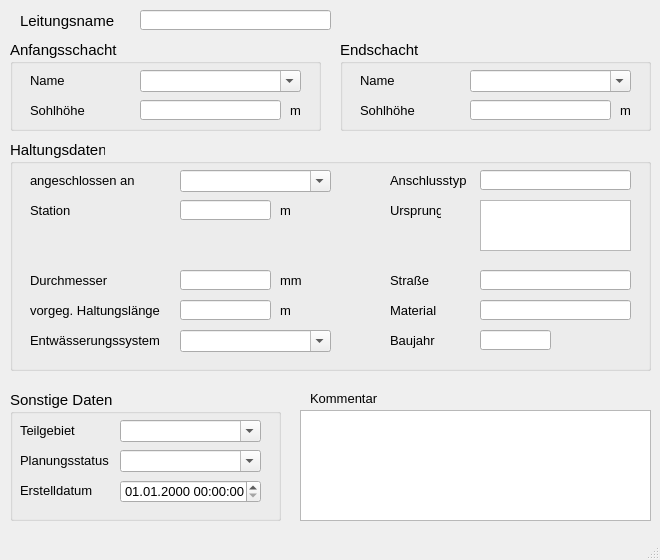
Above: qkan/forms/qkan_anschlussleitungen.ui from SonkeHoffmann/QKan-1 before the change. Below: the same form after it.
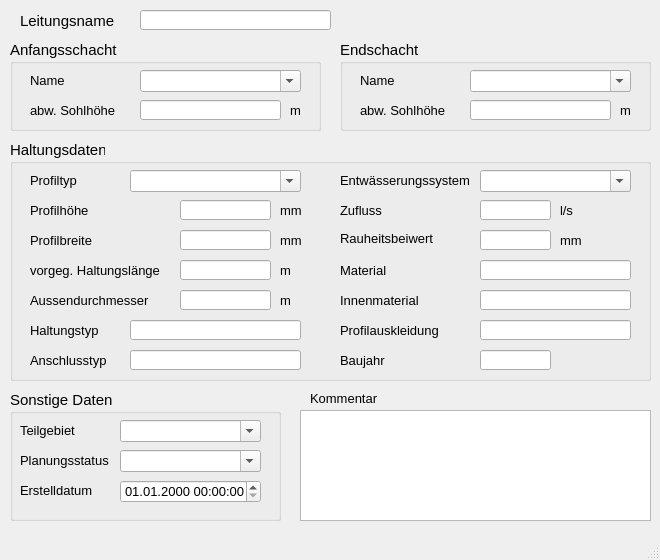
That is the form after the change. Custom widgets are drawn as their Qt base class.

Diff of the .ui file:
```diff
--- a/qkan/forms/qkan_anschlussleitungen.ui
+++ b/qkan/forms/qkan_anschlussleitungen.ui
@@ -110,7 +110,7 @@
       </font>
      </property>
      <property name="text">
-      <string>Sohlhöhe</string>
+      <string>abw. Sohlhöhe</string>
      </property>
     </widget>
     <widget class="QLabel" name="label_14">
@@ -255,7 +255,7 @@
       </font>
      </property>
      <property name="text">
-      <string>Sohlhöhe</string>
+      <string>abw. Sohlhöhe</string>
      </property>
     </widget>
     <widget class="QLabel" name="label_15">
@@ -372,7 +372,7 @@
       <x>10</x>
       <y>140</y>
       <width>641</width>
-      <height>231</height>
+      <height>241</height>
      </rect>
     </property>
     <property name="font">
@@ -384,11 +384,71 @@
     <property name="title">
      <string>Haltungsdaten</string>
     </property>
+    <widget class="QLineEdit" name="ks">
+     <property name="geometry">
+      <rect>
+       <x>470</x>
+       <y>90</y>
+       <width>71</width>
+       <height>20</height>
+      </rect>
+     </property>
+     <property name="font">
+      <font>
+       <family>Tahoma</family>
+       <pointsize>10</pointsize>
+      </font>
+     </property>
+     <property name="toolTip">
+      <string>&lt;html&gt;&lt;head/&gt;&lt;body&gt;&lt;p&gt;Absolute Rauheit gemäß Prandtl-Colebrook&lt;/p&gt;&lt;/body&gt;&lt;/html&gt;</string>
+     </property>
+     <property name="statusTip">
+      <string>Absolute Rauheit gemäß Prandtl-Colebrook</string>
+     </property>
+    </widget>
+    <widget class="QLabel" name="label_7">
+     <property name="geometry">
+      <rect>
+       <x>20</x>
+       <y>90</y>
+       <width>101</width>
+       <height>21</height>
+      </rect>
+     </property>
+     <property name="font">
+      <font>
+       <family>Tahoma</family>
+       <pointsize>10</pointsize>
+      </font>
+     </property>
+     <property name="text">
+      <string>Profilbreite</string>
+     </property>
+    </widget>
+    <widget class="QLabel" name="label_20">
+     <property name="geometry">
+      <rect>
+       <x>270</x>
+       <y>90</y>
+       <width>31</width>
+       <height>21</height>
+      </rect>
+     </property>
+     <property name="font">
+      <font>
+       <family>Tahoma</family>
+       <pointsize>10</pointsize>
+      </font>
+     </property>
+     <property name="text">
+      <string>mm</string>
+     </property>
+    </widget>
     <widget class="QLabel" name="label_21">
      <property name="geometry">
       <rect>
        <x>270</x>
-       <y>160</y>
+       <y>120</y>
        <width>31</width>
        <height>21</height>
       </rect>
@@ -407,7 +467,7 @@
      <property name="geometry">
       <rect>
        <x>170</x>
-       <y>160</y>
+       <y>120</y>
        <width>91</width>
        <height>20</height>
       </rect>
@@ -428,8 +488,8 @@
     <widget class="QComboBox" name="entwart">
      <property name="geometry">
       <rect>
-       <x>170</x>
-       <y>190</y>
+       <x>470</x>
+       <y>30</y>
        <width>151</width>
        <height>22</height>
       </rect>
@@ -450,13 +510,57 @@
       <bool>true</bool>
      </property>
     </widget>
+    <widget class="QComboBox" name="profilnam">
+     <property name="geometry">
+      <rect>
+       <x>120</x>
+       <y>30</y>
+       <width>171</width>
+       <height>22</height>
+      </rect>
+     </property>
+     <property name="font">
+      <font>
+       <family>Tahoma</family>
+       <pointsize>10</pointsize>
+      </font>
+     </property>
+     <property name="toolTip">
+      <string>&lt;html&gt;&lt;head/&gt;&lt;body&gt;&lt;p&gt;Profil der Haltung gem. HE&lt;/p&gt;&lt;/body&gt;&lt;/html&gt;</string>
+     </property>
+     <property name="statusTip">
+      <string>Profil der Haltung gem. HE</string>
+     </property>
+     <property name="editable">
+      <bool>true</bool>
+     </property>
+    </widget>
+    <widget class="QLabel" name="label_54">
+     <property name="geometry">
+      <rect>
+       <x>20</x>
+       <y>30</y>
+       <width>91</width>
+       <height>21</height>
+      </rect>
+     </property>
+     <property name="font">
+      <font>
+       <family>Tahoma</family>
+       <pointsize>10</pointsize>
+      </font>
+     </property>
+     <property name="text">
+      <string>Profiltyp</string>
+     </property>
+    </widget>
     <widget class="QLabel" name="label_17">
      <property name="geometry">
       <rect>
        <x>20</x>
-       <y>160</y>
-       <width>141</width>
-       <height>21</height>
+       <y>110</y>
+       <width>151</width>
+       <height>41</height>
       </rect>
      </property>
      <property name="font">
@@ -472,9 +576,9 @@
     <widget class="QLabel" name="label_51">
      <property name="geometry">
       <rect>
-       <x>20</x>
-       <y>190</y>
-       <width>141</width>
+       <x>330</x>
+       <y>30</y>
+       <width>151</width>
        <height>21</height>
       </rect>
      </property>
@@ -492,7 +596,7 @@
      <property name="geometry">
       <rect>
        <x>170</x>
-       <y>130</y>
+       <y>60</y>
        <width>91</width>
        <height>20</height>
       </rect>
@@ -514,7 +618,7 @@
      <property name="geometry">
       <rect>
        <x>270</x>
-       <y>130</y>
+       <y>60</y>
        <width>31</width>
        <height>21</height>
       </rect>
@@ -529,11 +633,33 @@
       <string>mm</string>
      </property>
     </widget>
+    <widget class="QLineEdit" name="breite">
+     <property name="geometry">
+      <rect>
+       <x>170</x>
+       <y>90</y>
+       <width>91</width>
+       <height>20</height>
+      </rect>
+     </property>
+     <property name="font">
+      <font>
+       <family>Tahoma</family>
+       <pointsize>10</pointsize>
+      </font>
+     </property>
+     <property name="toolTip">
+      <string>&lt;html&gt;&lt;head/&gt;&lt;body&gt;&lt;p&gt;Bedeutung hängt vom Profiltyp ab&lt;/p&gt;&lt;/body&gt;&lt;/html&gt;</string>
+     </property>
+     <property name="statusTip">
+      <string>Bedeutung hängt vom Profiltyp ab</string>
+     </property>
+    </widget>
     <widget class="QLabel" name="label_6">
      <property name="geometry">
       <rect>
        <x>20</x>
-       <y>130</y>
+       <y>60</y>
        <width>101</width>
        <height>21</height>
       </rect>
@@ -545,15 +671,72 @@
       </font>
      </property>
      <property name="text">
-      <string>Durchmesser</string>
+      <string>Profilhöhe</string>
+     </property>
+    </widget>
+    <widget class="QLabel" name="label_70">
+     <property name="geometry">
+      <rect>
+       <x>550</x>
+       <y>90</y>
+       <width>46</width>
+       <height>21</height>
+      </rect>
+     </property>
+     <property name="font">
+      <font>
+       <family>Tahoma</family>
+       <pointsize>10</pointsize>
+      </font>
+     </property>
+     <property name="text">
+      <string>mm</string>
+     </property>
+    </widget>
+    <widget class="QLabel" name="label_61">
+     <property name="geometry">
+      <rect>
+       <x>330</x>
+       <y>90</y>
+       <width>101</width>
+       <height>16</height>
+      </rect>
+     </property>
+     <property name="font">
+      <font>
+       <family>Tahoma</family>
+       <pointsize>10</pointsize>
+      </font>
+     </property>
+     <property name="text">
+      <string>Rauheitsbeiwert</string>
+     </property>
+    </widget>
+    <widget class="QLabel" name="label_10">
+     <property name="geometry">
+      <rect>
+       <x>20</x>
+       <y>150</y>
+       <width>121</width>
+       <height>21</height>
+      </rect>
+     </property>
+     <property name="font">
+      <font>
+       <family>Tahoma</family>
+       <pointsize>10</pointsize>
+      </font>
+     </property>
+     <property name="text">
+      <string>Aussendurchmesser</string>
      </property>
     </widget>
     <widget class="QLabel" name="label_11">
      <property name="geometry">
       <rect>
-       <x>380</x>
-       <y>190</y>
-       <width>71</width>
+       <x>330</x>
+       <y>210</y>
+       <width>101</width>
        <height>21</height>
       </rect>
      </property>
@@ -567,12 +750,50 @@
       <string>Baujahr</string>
      </property>
     </widget>
+    <widget class="QLabel" name="label_12">
+     <property name="geometry">
+      <rect>
+       <x>20</x>
+       <y>180</y>
+       <width>101</width>
+       <height>21</height>
+      </rect>
+     </property>
+     <property name="font">
+      <font>
+       <family>Tahoma</family>
+       <pointsize>10</pointsize>
+      </font>
+     </property>
+     <property name="text">
+      <string>Haltungstyp</string>
+     </property>
+    </widget>
+    <widget class="QLabel" name="label_13">
+     <property name="geometry">
+      <rect>
+       <x>330</x>
+       <y>60</y>
+       <width>101</width>
+       <height>21</height>
+      </rect>
+     </property>
+     <property name="font">
+      <font>
+       <family>Tahoma</family>
+       <pointsize>10</pointsize>
+      </font>
+     </property>
+     <property name="text">
+      <string>Zufluss</string>
+     </property>
+    </widget>
     <widget class="QLabel" name="label_23">
      <property name="geometry">
       <rect>
-       <x>380</x>
-       <y>160</y>
-       <width>81</width>
+       <x>330</x>
+       <y>120</y>
+       <width>101</width>
        <height>21</height>
       </rect>
      </property>
@@ -586,11 +807,94 @@
       <string>Material</string>
      </property>
     </widget>
+    <widget class="QLabel" name="label_24">
+     <property name="geometry">
+      <rect>
+       <x>330</x>
+       <y>180</y>
+       <width>101</width>
+       <height>21</height>
+      </rect>
+     </property>
+     <property name="font">
+      <font>
+       <family>Tahoma</family>
+       <pointsize>10</pointsize>
+      </font>
+     </property>
+     <property name="text">
+      <string>Profilauskleidung</string>
+     </property>
+    </widget>
+    <widget class="QLabel" name="label_25">
+     <property name="geometry">
+      <rect>
+       <x>330</x>
+       <y>150</y>
+       <width>101</width>
+       <height>21</height>
+      </rect>
+     </property>
+     <property name="font">
+      <font>
+       <family>Tahoma</family>
+       <pointsize>10</pointsize>
+      </font>
+     </property>
+     <property name="text">
+      <string>Innenmaterial</string>
+     </property>
+    </widget>
+    <widget class="QLineEdit" name="aussendurchmesser">
+     <property name="geometry">
+      <rect>
+       <x>170</x>
+       <y>150</y>
+       <width>91</width>
+       <height>20</height>
+      </rect>
+     </property>
+     <property name="toolTip">
+      <string>&lt;html&gt;&lt;head/&gt;&lt;body&gt;&lt;p&gt;Aussendurchmesser&lt;/p&gt;&lt;/body&gt;&lt;/html&gt;</string>
+     </property>
+     <property name="statusTip">
+      <string>Aussendurchmesser</string>
+     </property>
+    </widget>
+    <widget class="QLabel" name="label_27">
+     <property name="geometry">
+      <rect>
+       <x>270</x>
+       <y>150</y>
+       <width>31</width>
+       <height>21</height>
+      </rect>
+     </property>
+     <property name="font">
+      <font>
+       <family>Tahoma</family>
+       <pointsize>10</pointsize>
+      </font>
+     </property>
+     <property name="text">
+      <string>m</string>
+     </property>
+    </widget>
+    <widget class="QLineEdit" name="haltnam">
+     <property name="geometry">
+      <rect>
+       <x>120</x>
+       <y>180</y>
+       <width>171</width>
+       <height>20</height>
+      </rect>
+     </property>
+    </widget>
     <widget class="QLineEdit" name="material">
      <property name="geometry">
       <rect>
        <x>470</x>
-       <y>160</y>
+       <y>120</y>
        <width>151</width>
        <height>20</height>
       </rect>
@@ -602,12 +906,41 @@
       <string>Material des Schachtes (z.B. Beton, Gussstahl etc.)</string>
      </property>
     </widget>
+    <widget class="QLineEdit" name="qzu">
+     <property name="geometry">
+      <rect>
+       <x>470</x>
+       <y>60</y>
+       <width>71</width>
+       <height>20</height>
+      </rect>
+     </property>
+    </widget>
+    <widget class="QLabel" name="label_71">
+     <property name="geometry">
+      <rect>
+       <x>550</x>
+       <y>60</y>
+       <width>46</width>
+       <height>21</height>
+      </rect>
+     </property>
+     <property name="font">
+      <font>
+       <family>Tahoma</family>
+       <pointsize>10</pointsize>
+      </font>
+     </property>
+     <property name="text">
+      <string>l/s</string>
+     </property>
+    </widget>
     <widget class="QLabel" name="label_26">
      <property name="geometry">
       <rect>
-       <x>380</x>
-       <y>30</y>
-       <width>91</width>
+       <x>20</x>
+       <y>210</y>
+       <width>101</width>
        <height>21</height>
       </rect>
      </property>
@@ -624,18 +957,50 @@
     <widget class="QLineEdit" name="anschlusstyp">
      <property name="geometry">
       <rect>
+       <x>120</x>
+       <y>210</y>
+       <width>171</width>
+       <height>20</height>
+      </rect>
+     </property>
+    </widget>
+    <widget class="QLineEdit" name="innenmaterial">
+     <property name="geometry">
+      <rect>
        <x>470</x>
-       <y>30</y>
+       <y>150</y>
        <width>151</width>
        <height>20</height>
       </rect>
+     </property>
+     <property name="toolTip">
+      <string>&lt;html&gt;&lt;head/&gt;&lt;body&gt;&lt;p&gt;Innenmaterial&lt;/p&gt;&lt;/body&gt;&lt;/html&gt;</string>
+     </property>
+     <property name="statusTip">
+      <string>Innenmaterial</string>
+     </property>
+    </widget>
+    <widget class="QLineEdit" name="profilauskleidung">
+     <property name="geometry">
+      <rect>
+       <x>470</x>
+       <y>180</y>
+       <width>151</width>
+       <height>20</height>
+      </rect>
+     </property>
+     <property name="toolTip">
+      <string>&lt;html&gt;&lt;head/&gt;&lt;body&gt;&lt;p&gt;Profilauskleidung&lt;/p&gt;&lt;/body&gt;&lt;/html&gt;</string>
+     </property>
+     <property name="statusTip">
+      <string>Profilauskleidung</string>
      </property>
     </widget>
     <widget class="QLineEdit" name="baujahr">
      <property name="geometry">
       <rect>
        <x>470</x>
-       <y>190</y>
+       <y>210</y>
        <width>71</width>
        <height>20</height>
       </rect>
@@ -647,174 +1012,6 @@
       <string>Baujahr</string>
      </property>
     </widget>
-    <widget class="QComboBox" name="haltnam">
-     <property name="geometry">
-      <rect>
-       <x>170</x>
-       <y>30</y>
-       <width>151</width>
-       <height>22</height>
-      </rect>
-     </property>
-     <property name="font">
-      <font>
-       <family>Tahoma</family>
-       <pointsize>10</pointsize>
-      </font>
-     </property>
-     <property name="toolTip">
-      <string>&lt;html&gt;&lt;head/&gt;&lt;body&gt;&lt;p&gt;Haltung, an die die HA-Leitung angeschlossen ist&lt;/p&gt;&lt;/body&gt;&lt;/html&gt;</string>
-     </property>
-     <property name="statusTip">
-      <string>Haltung, an die die HA-Leitung angeschlossen ist</string>
-     </property>
-     <property name="editable">
-      <bool>true</bool>
-     </property>
-    </widget>
-    <widget class="QLabel" name="label_52">
-     <property name="geometry">
-      <rect>
-       <x>20</x>
-       <y>30</y>
-       <width>121</width>
-       <height>21</height>
-      </rect>
-     </property>
-     <property name="font">
-      <font>
-       <family>Tahoma</family>
-       <pointsize>10</pointsize>
-      </font>
-     </property>
-     <property name="text">
-      <string>angeschlossen an</string>
-     </property>
-    </widget>
-    <widget class="QLineEdit" name="urstation">
-     <property name="geometry">
-      <rect>
-       <x>170</x>
-       <y>60</y>
-       <width>91</width>
-       <height>20</height>
-      </rect>
-     </property>
-     <property name="font">
-      <font>
-       <family>Tahoma</family>
-       <pointsize>10</pointsize>
-      </font>
-     </property>
-     <property name="toolTip">
-      <string>&lt;html&gt;&lt;head/&gt;&lt;body&gt;&lt;p&gt;Bedeutung hängt vom Profiltyp ab&lt;/p&gt;&lt;/body&gt;&lt;/html&gt;</string>
-     </property>
-     <property name="statusTip">
-      <string>Bedeutung hängt vom Profiltyp ab</string>
-     </property>
-    </widget>
-    <widget class="QLabel" name="label_20">
-     <property name="geometry">
-      <rect>
-       <x>270</x>
-       <y>60</y>
-       <width>31</width>
-       <height>21</height>
-      </rect>
-     </property>
-     <property name="font">
-      <font>
-       <family>Tahoma</family>
-       <pointsize>10</pointsize>
-      </font>
-     </property>
-     <property name="text">
-      <string>m</string>
-     </property>
-    </widget>
-    <widget class="QLabel" name="label_7">
-     <property name="geometry">
-      <rect>
-       <x>20</x>
-       <y>60</y>
-       <width>101</width>
-       <height>21</height>
-      </rect>
-     </property>
-     <property name="font">
-      <font>
-       <family>Tahoma</family>
-       <pointsize>10</pointsize>
-      </font>
-     </property>
-     <property name="text">
-      <string>Station</string>
-     </property>
-    </widget>
-    <widget class="QLabel" name="label_10">
-     <property name="geometry">
-      <rect>
-       <x>380</x>
-       <y>60</y>
-       <width>51</width>
-       <height>21</height>
-      </rect>
-     </property>
-     <property name="font">
-      <font>
-       <family>Tahoma</family>
-       <pointsize>10</pointsize>
-      </font>
-     </property>
-     <property name="text">
-      <string>Ursprung</string>
-     </property>
-    </widget>
-    <widget class="QTextEdit" name="textEdit">
-     <property name="geometry">
-      <rect>
-       <x>470</x>
-       <y>60</y>
-       <width>151</width>
-       <height>51</height>
-      </rect>
-     </property>
-    </widget>
-    <widget class="QLineEdit" name="strasse">
-     <property name="geometry">
-      <rect>
-       <x>470</x>
-       <y>130</y>
-       <width>151</width>
-       <height>20</height>
-      </rect>
-     </property>
-     <property name="toolTip">
-      <string>&lt;html&gt;&lt;head/&gt;&lt;body&gt;&lt;p&gt;Material des Schachtes (z.B. Beton, Gussstahl etc.)&lt;/p&gt;&lt;/body&gt;&lt;/html&gt;</string>
-     </property>
-     <property name="statusTip">
-      <string>Material des Schachtes (z.B. Beton, Gussstahl etc.)</string>
-     </property>
-    </widget>
-    <widget class="QLabel" name="label_24">
-     <property name="geometry">
-      <rect>
-       <x>380</x>
-       <y>130</y>
-       <width>81</width>
-       <height>21</height>
-      </rect>
-     </property>
-     <property name="font">
-      <font>
-       <family>Tahoma</family>
-       <pointsize>10</pointsize>
-      </font>
-     </property>
-     <property name="text">
-      <string>Straße</string>
-     </property>
-    </widget>
    </widget>
    <widget class="QGroupBox" name="groupBox_4">
     <property name="geometry">
```
Left out of the diff: 3 changed lines with no effect on the pictures.
